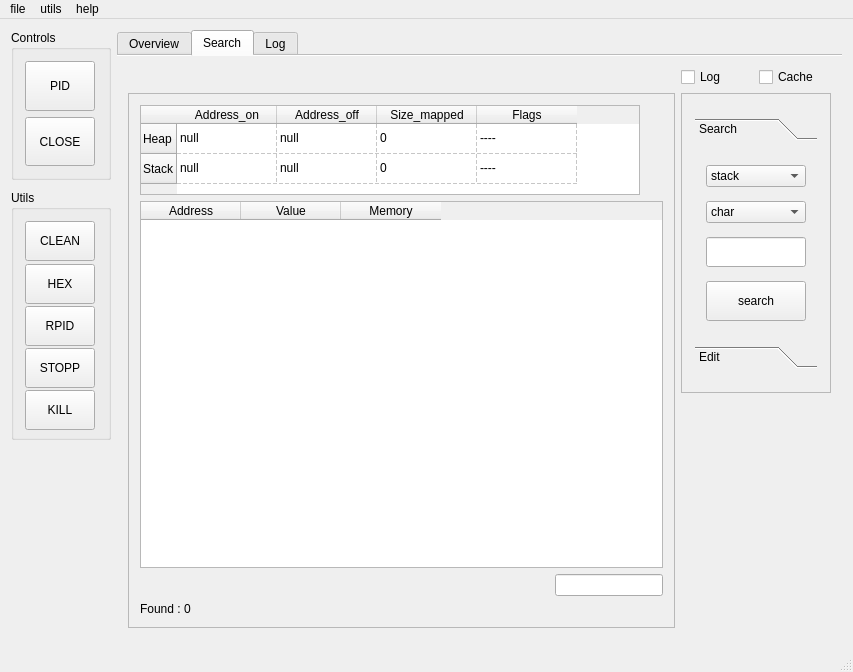
The window that src/gui/mainwindow.ui (mentebinaria/maProc) describes before a commit, drawn with Qt 5.
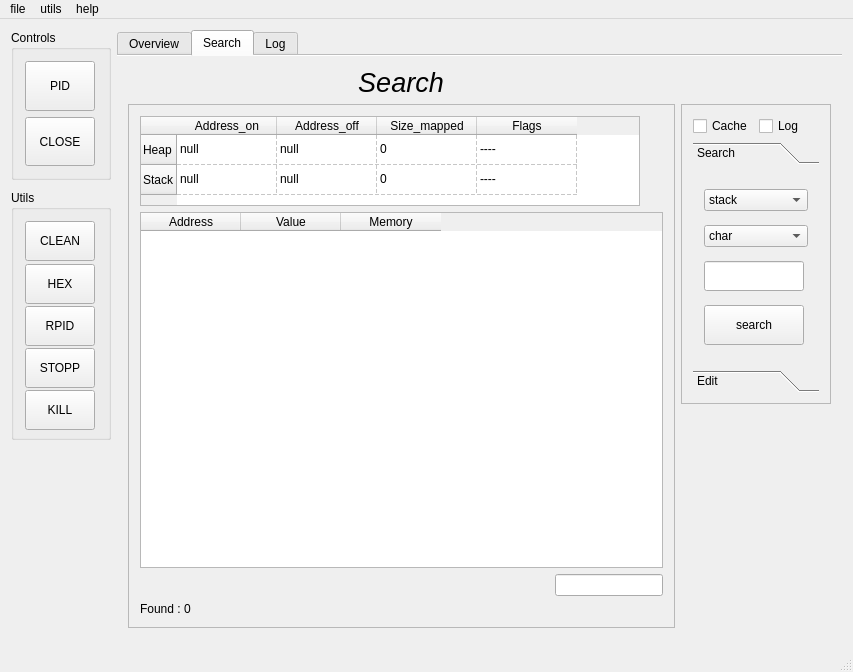
The same window after the commit.

Commit message: [UPD] designer

```diff
--- a/src/gui/mainwindow.ui
+++ b/src/gui/mainwindow.ui
@@ -545,8 +545,26 @@
              <height>298</height>
             </rect>
            </property>
-           <layout class="QHBoxLayout" name="horizontalLayout">
-            <item alignment="Qt::AlignHCenter">
+           <layout class="QVBoxLayout" name="verticalLayout_10">
+            <item>
+             <layout class="QHBoxLayout" name="horizontalLayout_3">
+              <item>
+               <widget class="QCheckBox" name="checkCache">
+                <property name="text">
+                 <string>Cache</string>
+                </property>
+               </widget>
+              </item>
+              <item>
+               <widget class="QCheckBox" name="checkLog">
+                <property name="text">
+                 <string>Log</string>
+                </property>
+               </widget>
+              </item>
+             </layout>
+            </item>
+            <item>
              <widget class="QToolBox" name="tools">
               <property name="minimumSize">
                <size>
@@ -568,7 +586,7 @@
                 <rect>
                  <x>0</x>
                  <y>0</y>
-                 <width>116</width>
+                 <width>132</width>
                  <height>192</height>
                 </rect>
                </property>
@@ -749,6 +767,12 @@
          <layout class="QGridLayout" name="grid_Mapping">
           <item row="2" column="1">
            <widget class="QScrollArea" name="viewaArea">
+            <property name="minimumSize">
+             <size>
+              <width>530</width>
+              <height>100</height>
+             </size>
+            </property>
             <property name="widgetResizable">
              <bool>true</bool>
             </property>
@@ -758,7 +782,7 @@
                <x>0</x>
                <y>0</y>
                <width>555</width>
-               <height>522</height>
+               <height>507</height>
               </rect>
              </property>
              <layout class="QVBoxLayout" name="verticalLayout_5">
@@ -772,7 +796,7 @@
                 </property>
                 <property name="maximumSize">
                  <size>
-                  <width>360</width>
+                  <width>500</width>
                   <height>90</height>
                  </size>
                 </property>
@@ -879,8 +903,8 @@
                 </property>
                 <property name="minimumSize">
                  <size>
-                  <width>0</width>
-                  <height>0</height>
+                  <width>500</width>
+                  <height>100</height>
                  </size>
                 </property>
                 <property name="maximumSize">
@@ -947,23 +971,12 @@
           </item>
          </layout>
         </item>
-        <item row="0" column="3">
-         <layout class="QHBoxLayout" name="horizontalLayout_3">
-          <item>
-           <widget class="QCheckBox" name="checkLog">
-            <property name="text">
-             <string>Log</string>
-            </property>
-           </widget>
-          </item>
-          <item>
-           <widget class="QCheckBox" name="checkBox">
-            <property name="text">
-             <string>Cache</string>
-            </property>
-           </widget>
-          </item>
-         </layout>
+        <item row="0" column="1" alignment="Qt::AlignHCenter">
+         <widget class="QLabel" name="label_2">
+          <property name="text">
+           <string>&lt;html&gt;&lt;head/&gt;&lt;body&gt;&lt;p align=&quot;center&quot;&gt;&lt;span style=&quot; font-size:20pt; font-style:italic;&quot;&gt;Search&lt;/span&gt;&lt;/p&gt;&lt;/body&gt;&lt;/html&gt;</string>
+          </property>
+         </widget>
         </item>
        </layout>
       </widget>
```
Left out of the diff: 55 changed lines with no effect on the pictures. The commit also changes 1 other file.
